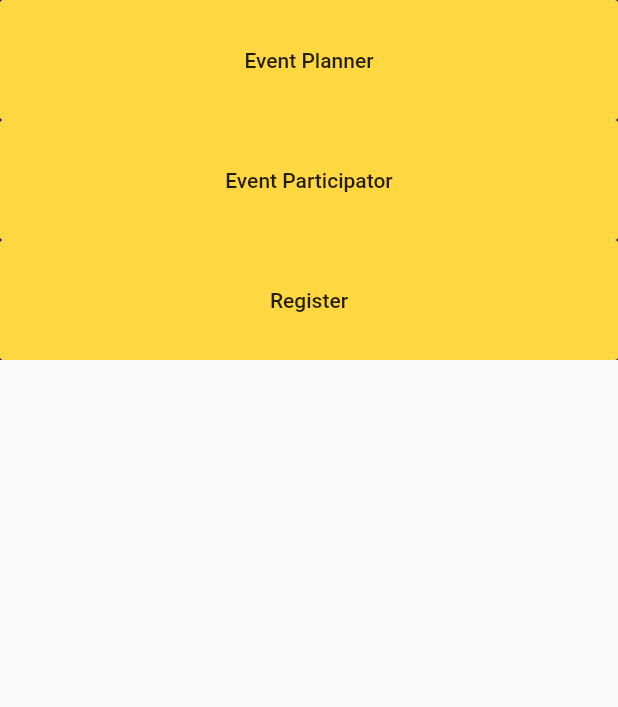
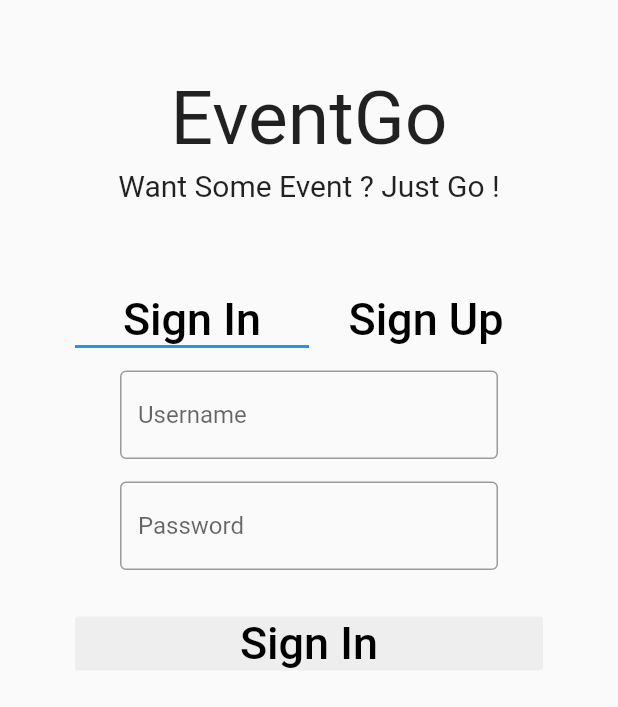
Before and after one commit to MavisClouds/EventGo_Project, a Flutter app: the screen it shows after launch, on a phone screen of 412 x 824 dp. Shown: the top 707 px of the screen. Run offline on Flutter 3.47's test engine with Material 2 defaults, Android fonts, the phone set to English and light mode, and no system bars; our stand-ins replace datetime_picker_formfield; missing offline and left inert: flutter_google_places, google_maps_webservice; Roboto replaces fonts that are missing (frenchcanon).

Commit message:
Big Update
- register
- login
- drawer

```diff
--- /dev/null
+++ b/EventGo_Project/lib/CustomWidget/customw.dart
@@ -0,0 +1,31 @@
+import 'package:flutter/material.dart';
+
+Widget formtext(
+    String hints, TextEditingController inputcontroller, bool hidden) {
+  return Container(
+    margin: EdgeInsets.fromLTRB(30, 15, 30, 0),
+    child: TextField(
+      controller: inputcontroller,
+      decoration:
+          InputDecoration(hintText: hints, border: OutlineInputBorder()),
+      onChanged: (value) {},
+      obscureText: hidden,
+    ),
+  );
+}
+
+Widget Cflatbutton(String text) {
+  return FlatButton(
+    child: Text(text,
+        style: TextStyle(
+            fontFamily: 'frenchcanon', fontSize: 30, color: Colors.black)),
+    color: Colors.grey[200],
+    onPressed: () {},
+  );
+}
+
+Widget Textstyles(String text, double fontsizes, Color color) {
+  return Text(text,
+      style: TextStyle(
+          fontFamily: 'frenchcanon', fontSize: fontsizes, color: color));
+}
--- /dev/null
+++ b/EventGo_Project/lib/dashboard_conector.dart
@@ -0,0 +1,64 @@
+import 'package:EventGo_Project/view_administration/start_page.dart';
+import 'package:flutter/material.dart';
+import 'package:EventGo_Project/CustomWidget/customw.dart';
+import 'view_participator/v_par_dashboard.dart';
+import 'view_eventplan/v_ep_dashboard.dart';
+
+class Dashboard_c extends StatefulWidget {
+  final bool login;
+  Dashboard_c({Key key, @required this.login}) : super(key: key);
+
+  @override
+  _Dashboard_cState createState() => _Dashboard_cState(login);
+}
+
+class _Dashboard_cState extends State<Dashboard_c> {
+  bool participator = true;
+  bool loggedin;
+  bool createevent = false;
+
+  _Dashboard_cState(this.loggedin);
+
+  @override
+  Widget build(BuildContext context) {
+    return WillPopScope(
+        onWillPop: () async {
+          return false;
+        },
+        child: loggedin
+            ? Scaffold(
+                appBar: AppBar(
+                        backgroundColor: Colors.amber,
+                        title: participator
+                            ? Textstyles("Participator", 25, Colors.black)
+                            : Textstyles("Event Planner", 25, Colors.black),
+                      ),
+                drawer: Drawer(
+                  child: ListView(
+                    children: [
+                      ListTile(
+                        title: Textstyles("Participator", 25, Colors.black),
+                        onTap: () {
+                          setState(() {
+                            participator = true;
+                          });
+                          Navigator.pop(context);
+                        },
+                      ),
+                      ListTile(
+                        title: Textstyles("Event Planner", 25, Colors.black),
+                        onTap: () {
+                          setState(() {
+                            participator = false;
+                          });
+                          Navigator.pop(context);
+                        },
+                      )
+                    ],
+                  ),
+                ),
+                body: participator ? Data_pardashboard() : Ep_dashboard(),
+              )
+            : Start_page());
+  }
+}
--- a/EventGo_Project/lib/main.dart
+++ b/EventGo_Project/lib/main.dart
@@ -1,7 +1,11 @@
+import 'package:EventGo_Project/dashboard_conector.dart';
+import 'package:EventGo_Project/view_eventplan/v_ep_createevent.dart';
 import 'package:flutter/material.dart';
 import 'view_eventplan/v_ep_dashboard.dart';
 import 'view_participator/v_par_dashboard.dart';
 import 'package:EventGo_Project/view_administration/v_register.dart';
+import 'package:EventGo_Project/view_administration/start_page.dart';
+import 'package:EventGo_Project/view_administration/start_page.dart';
 
 void main() {
   runApp(MyApp());
@@ -23,14 +27,19 @@ class MyApp extends StatelessWidget {
         // or simply save your changes to "hot reload" in a Flutter IDE).
         // Notice that the counter didn't reset back to zero; the application
         // is not restarted.
-        primarySwatch: Colors.blue,
+        primarySwatch: Colors.amber,
       ),
-      home: Testbutton(),
+     initialRoute: '/',routes: {
+        '/': (BuildContext context) => Dashboard_c(login: false,),
+        '/participatord': (BuildContext context) => Data_pardashboard(),
+        '/register': (BuildContext context)=> Register(),
+        '/eventplannerd': (BuildContext context) => Ep_dashboard(),
+      },
     );
   }
 }
 
-class Testbutton extends StatefulWidget {
+/*class Testbutton extends StatefulWidget {
   Testbutton({Key key}) : super(key: key);
 
   @override
@@ -51,9 +60,8 @@ class _TestbuttonState extends State<Testbutton> {
               color: Colors.amberAccent,
               child: Text("Event Planner"),
               onPressed: () {
-                Navigator.push(
-                  context,
-                  MaterialPageRoute(builder: (context) => Ep_dashboard()),
+                Navigator.pushNamed(context, '/eventplannerd'
+
                 );
               },
             ),
@@ -66,9 +74,9 @@ class _TestbuttonState extends State<Testbutton> {
               color: Colors.amberAccent,
               child: Text("Event Participator"),
               onPressed: () {
-                Navigator.push(
+                Navigator.pushNamed(
                   context,
-                  MaterialPageRoute(builder: (context) => Style_pardashboard()),
+                  '/participatord'
                 );
               },
             ),
@@ -81,9 +89,23 @@ class _TestbuttonState extends State<Testbutton> {
               color: Colors.amberAccent,
               child: Text("Register"),
               onPressed: () {
-                Navigator.push(
+                Navigator.pushNamed(
                   context,
-                  MaterialPageRoute(builder: (context) => Style_register()),
+                  '/register'
+                );
+              },
+            ),
+          ),Container(
+            width: double.infinity,
+            height: 80.0,
+            color: Colors.black,
+            child: FlatButton(
+              color: Colors.amberAccent,
+              child: Text("Register"),
+              onPressed: () {
+                Navigator.pushNamed(
+                  context,
+                  '/login'
                 );
               },
             ),
@@ -93,3 +115,4 @@ class _TestbuttonState extends State<Testbutton> {
     );
   }
 }
+*/
--- /dev/null
+++ b/EventGo_Project/lib/view_administration/login.dart
@@ -0,0 +1,70 @@
+import 'dart:convert';
+import 'package:flutter/material.dart';
+import 'package:EventGo_Project/CustomWidget/customw.dart';
+import 'package:http/http.dart' as http;
+import 'package:EventGo_Project/dashboard_conector.dart';
+
+class Login extends StatelessWidget {
+  @override
+  Widget build(BuildContext context) {
+    return Login_data();
+  }
+}
+
+//============================================= Login Data ==============================================
+
+class Login_data extends StatefulWidget {
+  Login_data({Key key}) : super(key: key);
+
+  @override
+  _Login_dataState createState() => _Login_dataState();
+}
+
+class _Login_dataState extends State<Login_data> {
+  TextEditingController usernamecontroller = TextEditingController();
+  TextEditingController passwordcontroller = TextEditingController();
+
+  Future<List> Login_data() async {
+    final response = await http.post("https://eventgo.pmh.web.id/login.php",
+        body: {
+          'username': usernamecontroller.text,
+          'password': passwordcontroller.text
+        });
+
+    var datauser = json.decode(response.body);
+
+    if (datauser.length == 0) {
+    } else {
+      Navigator.push(context, MaterialPageRoute(builder: (context) {
+        return Dashboard_c(login: true,);
+      }));
+    }
+  }
+
+  @override
+  Widget build(BuildContext context) {
+    return Column(
+      children: <Widget>[
+        formtext("Username", usernamecontroller, false),
+        formtext("Password", passwordcontroller, true),
+        Container(
+          margin: EdgeInsets.only(top: 25),
+        ),
+        SizedBox(
+          width: double.infinity,
+          child: FlatButton(
+            child: Text("Sign In",
+                style: TextStyle(
+                    fontFamily: 'frenchcanon',
+                    fontSize: 30,
+                    color: Colors.black)),
+            color: Colors.grey[200],
+            onPressed: () {
+              Login_data();
+            },
+          ),
+        )
+      ],
+    );
+  }
+}
--- /dev/null
+++ b/EventGo_Project/lib/view_administration/start_page.dart
@@ -0,0 +1,65 @@
+import 'package:flutter/material.dart';
+import 'login.dart';
+import 'v_register.dart';
+
+class Start_page extends StatelessWidget {
+
+
+  @override
+  Widget build(BuildContext context) {
+    return MaterialApp(
+        home: DefaultTabController(
+      length: 2,
+      child: SafeArea(
+        child: Scaffold(
+          body: Container(
+            margin: EdgeInsets.all(50),
+            child: ListView(
+              children: [
+                Column(
+                  children: [
+                    Text(
+                      "EventGo",
+                      style: TextStyle(fontFamily: 'frenchcanon', fontSize: 50),
+                    ),
+                    Container(
+                      margin: EdgeInsets.fromLTRB(0, 3, 0, 30),
+                      child: Text(
+                        "Want Some Event ? Just Go !",
+                        style:
+                            TextStyle(fontFamily: 'frenchcanon', fontSize: 20),
+                      ),
+                    ),
+                    Container(
+                      margin: EdgeInsets.fromLTRB(0, 30, 0, 0),
+                      child: TabBar(
+                        tabs: [
+                          Text("Sign In",
+                              style: TextStyle(
+                                  fontFamily: 'frenchcanon',
+                                  fontSize: 30,
+                                  color: Colors.black)),
+                          Text("Sign Up",
+                              style: TextStyle(
+                                  fontFamily: 'frenchcanon',
+                                  fontSize: 30,
+                                  color: Colors.black))
+                        ],
+                      ),
+                    ),
+                    SizedBox(
+                      height: 300,
+                      child: TabBarView(
+                        children: [Login(), Register()],
+                      ),
+                    ),
+                  ],
+                ),
+              ],
+            ),
+          ),
+        ),
+      ),
+    ));
+  }
+}
--- a/EventGo_Project/lib/view_participator/v_par_dashboard.dart
+++ b/EventGo_Project/lib/view_participator/v_par_dashboard.dart
@@ -1,5 +1,4 @@
 import 'package:flutter/material.dart';
-import 'package:flutter/services.dart';
 import 'package:http/http.dart' as http;
 import 'dart:convert';
 import 'dart:async';
@@ -10,8 +9,7 @@ class Par_dashboard extends StatelessWidget {
 
   @override
   Widget build(BuildContext context) {
-    return MaterialApp(
-      home: Card(
+    return Card(
           child: Container(
               child: ListView.builder(
             padding: const EdgeInsets.all(8),
@@ -25,25 +23,25 @@ class Par_dashboard extends StatelessWidget {
                 ),
               );
             },
+          )),
 
-        )),
-      ),
+
     );
   }
 }
 
-//========================================= Dashboard Style ===========================================
+//========================================= Dashboard Data ===========================================
 
-class Style_pardashboard extends StatefulWidget {
-  Style_pardashboard({Key key}) : super(key: key);
+class Data_pardashboard extends StatefulWidget {
+  Data_pardashboard({Key key}) : super(key: key);
 
   @override
-  _Style_dashboardState createState() => _Style_dashboardState();
+  _Data_dashboardState createState() => _Data_dashboardState();
 }
 
-class _Style_dashboardState extends State<Style_pardashboard> {
+class _Data_dashboardState extends State<Data_pardashboard> {
   Future<List> getdata() async {
-    final respones = await http.get("http://192.168.1.65/mydata/getdata.php");
+    final respones = await http.get("https://eventgo.pmh.web.id/getdata.php");
     // print(respones.toString());
     return json.decode(respones.body);
   }
```
Also changed, not shown: EventGo_Project/lib/view_administration/v_register.dart (+50 -73 lines), EventGo_Project/lib/view_eventplan/v_ep_createevent.dart (+19 -22 lines), EventGo_Project/lib/view_eventplan/v_ep_dashboard.dart (+14 -10 lines). Lines whose indentation alone changed are shown as unchanged.
